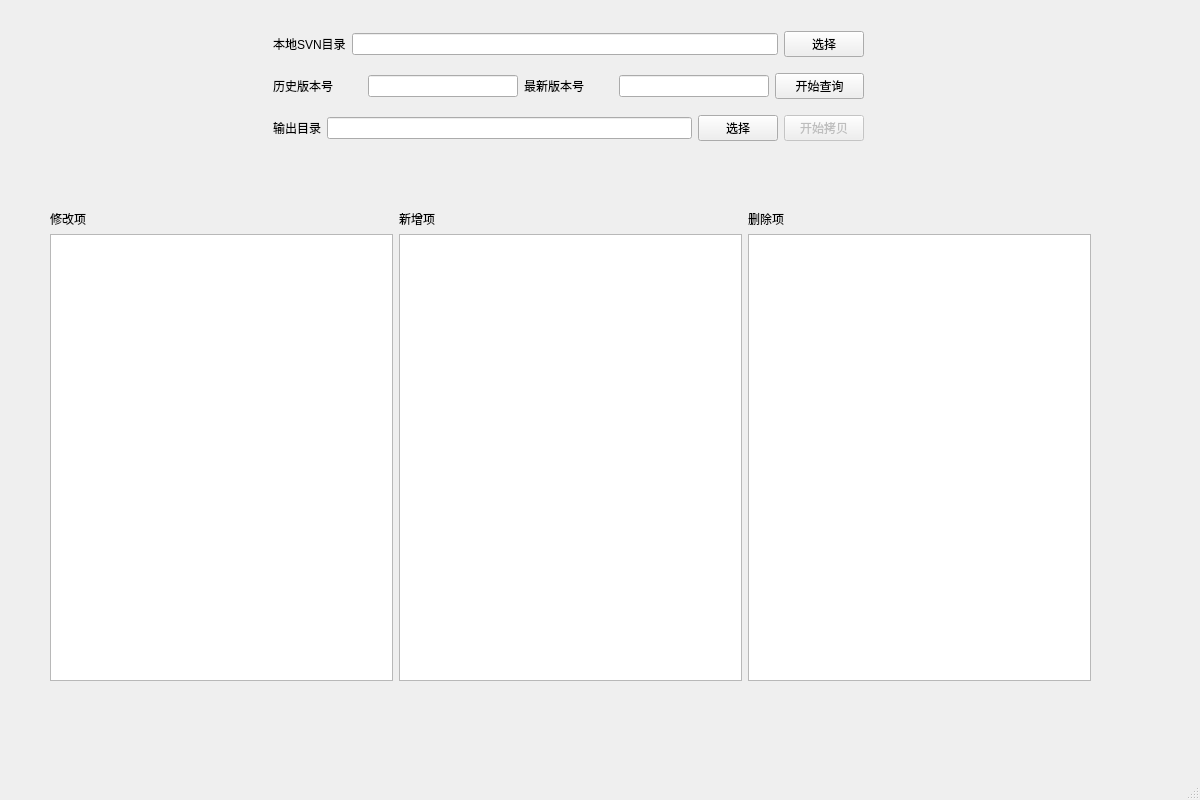
Qt form pythonpro/pyqt/svn/svn_update.ui (weixiaovision/Python) before a commit.
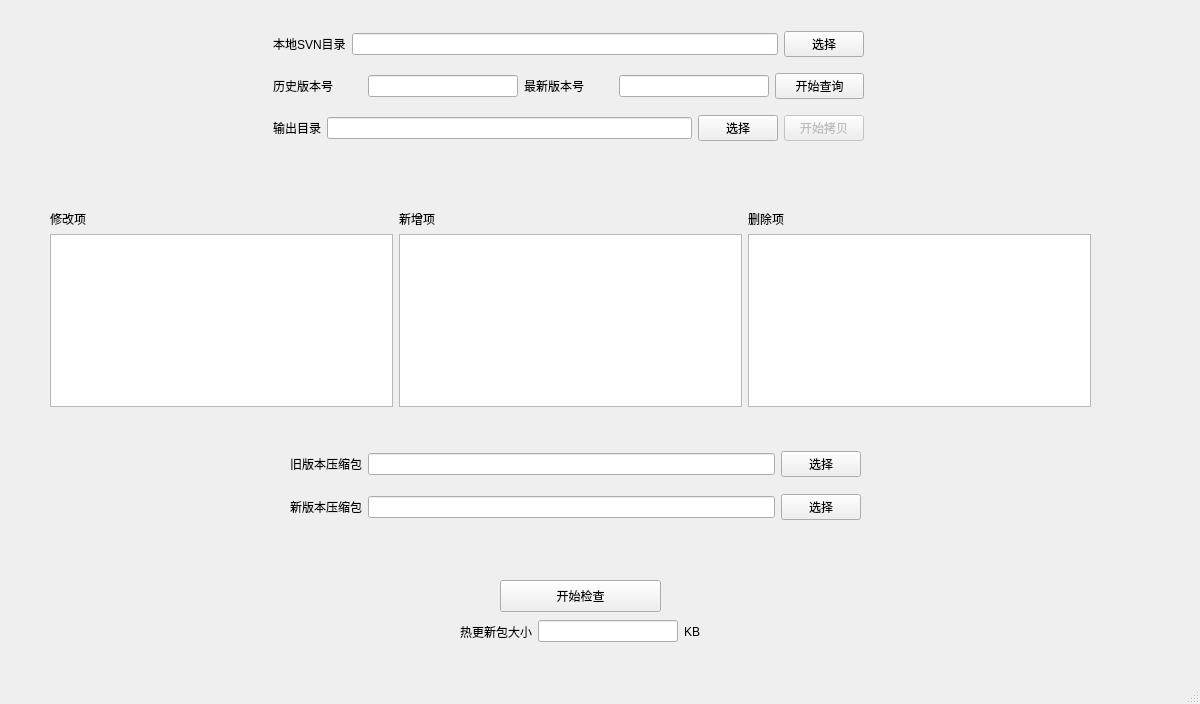
The same form after that commit.

```diff
--- a/pythonpro/pyqt/svn/svn_update.ui
+++ b/pythonpro/pyqt/svn/svn_update.ui
@@ -7,7 +7,7 @@
     <x>0</x>
     <y>0</y>
     <width>1200</width>
-    <height>800</height>
+    <height>704</height>
    </rect>
   </property>
   <property name="sizePolicy">
@@ -26,7 +26,7 @@
       <x>50</x>
       <y>210</y>
       <width>1041</width>
-      <height>471</height>
+      <height>197</height>
      </rect>
     </property>
     <layout class="QHBoxLayout" name="horizontalLayout_3">
@@ -40,7 +40,7 @@
         </widget>
        </item>
        <item>
-        <widget class="QListWidget" name="modifyListWidget"/>
+        <widget class="QTextEdit" name="modifyTextEdit"/>
        </item>
       </layout>
      </item>
@@ -54,7 +54,7 @@
         </widget>
        </item>
        <item>
-        <widget class="QListWidget" name="addListWidget"/>
+        <widget class="QTextEdit" name="addTextEdit"/>
        </item>
       </layout>
      </item>
@@ -68,13 +68,13 @@
         </widget>
        </item>
        <item>
-        <widget class="QListWidget" name="deleteListWidget"/>
+        <widget class="QTextEdit" name="deleteTextEdit"/>
        </item>
       </layout>
      </item>
     </layout>
    </widget>
-   <widget class="QWidget" name="">
+   <widget class="QWidget" name="layoutWidget">
     <property name="geometry">
      <rect>
       <x>273</x>
@@ -205,6 +205,102 @@
      </item>
     </layout>
    </widget>
+   <widget class="QPushButton" name="checkPushButton">
+    <property name="geometry">
+     <rect>
+      <x>500</x>
+      <y>580</y>
+      <width>161</width>
+      <height>32</height>
+     </rect>
+    </property>
+    <property name="text">
+     <string>开始检查</string>
+    </property>
+   </widget>
+   <widget class="QWidget" name="layoutWidget">
+    <property name="geometry">
+     <rect>
+      <x>290</x>
+      <y>440</y>
+      <width>571</width>
+      <height>91</height>
+     </rect>
+    </property>
+    <layout class="QVBoxLayout" name="verticalLayout_5">
+     <item>
+      <layout class="QHBoxLayout" name="horizontalLayout_5">
+       <item>
+        <widget class="QLabel" name="label_8">
+         <property name="text">
+          <string>旧版本压缩包</string>
+         </property>
+        </widget>
+       </item>
+       <item>
+        <widget class="QLineEdit" name="oldLineEdit"/>
+       </item>
+       <item>
+        <widget class="QPushButton" name="oldPushButton">
+         <property name="text">
+          <string>选择</string>
+         </property>
+        </widget>
+       </item>
+      </layout>
+     </item>
+     <item>
+      <layout class="QHBoxLayout" name="horizontalLayout_6">
+       <item>
+        <widget class="QLabel" name="label_9">
+         <property name="text">
+          <string>新版本压缩包</string>
+         </property>
+        </widget>
+       </item>
+       <item>
+        <widget class="QLineEdit" name="newLineEdit"/>
+       </item>
+       <item>
+        <widget class="QPushButton" name="newPushButton">
+         <property name="text">
+          <string>选择</string>
+         </property>
+        </widget>
+       </item>
+      </layout>
+     </item>
+    </layout>
+   </widget>
+   <widget class="QWidget" name="layoutWidget">
+    <property name="geometry">
+     <rect>
+      <x>460</x>
+      <y>620</y>
+      <width>240</width>
+      <height>23</height>
+     </rect>
+    </property>
+    <layout class="QHBoxLayout" name="horizontalLayout_7">
+     <item>
+      <widget class="QLabel" name="label_10">
+       <property name="text">
+        <string>热更新包大小</string>
+       </property>
+      </widget>
+     </item>
+     <item>
+      <widget class="QLineEdit" name="sizeLineEdit"/>
+     </item>
+     <item>
+      <widget class="QLabel" name="label_11">
+       <property name="text">
+        <string>KB</string>
+       </property>
+      </widget>
+     </item>
+    </layout>
+   </widget>
   </widget>
   <widget class="QMenuBar" name="menubar">
    <property name="geometry">
```
